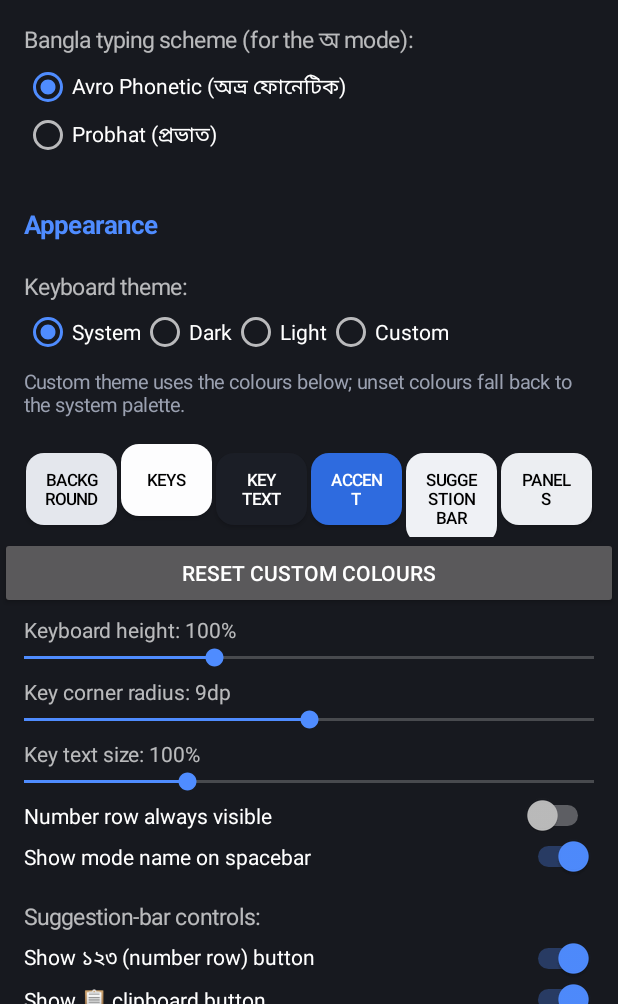
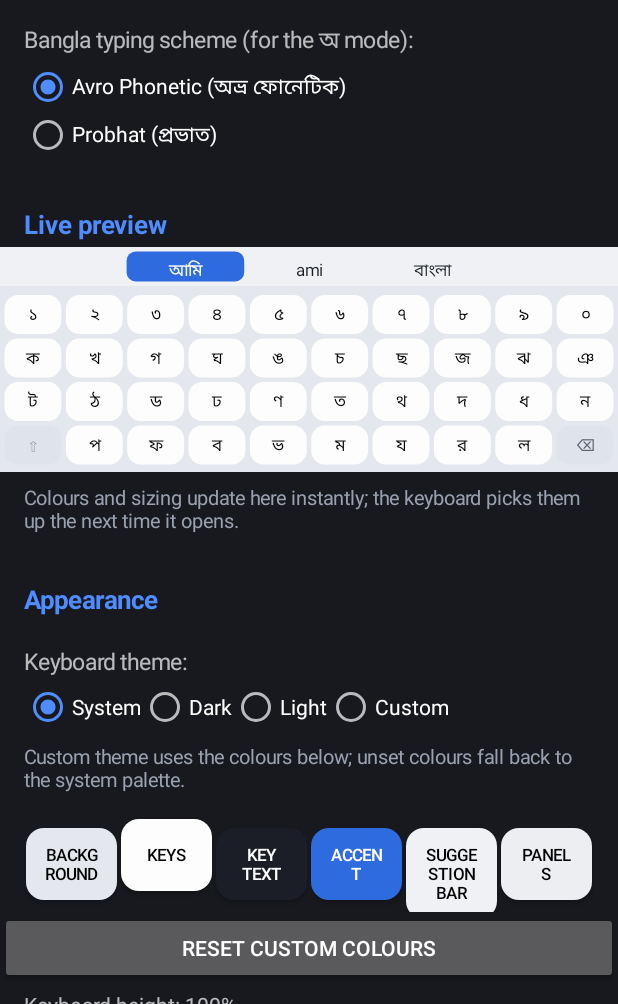
Before and after one commit to Readest-Musta/Osmium, an Android app: the screen it shows after launch (MainActivity), on a phone screen of 412 x 824 dp, the part 232-1236 px from its top. Run offline under Robolectric (Android 15) with nearby library versions, the phone set to English and light mode, and no system bars; libraries missing offline, so code that uses them is left out: uniffi.osmium, uniffi.osmium.keycodeForChar; 4 statements that could not run were skipped.

Commit message:
feat(app): live keyboard preview in settings with instant feedback

```diff
--- /dev/null
+++ b/app/src/main/java/org/osmium/keyboard/KeyboardPreview.kt
@@ -0,0 +1,94 @@
+package org.osmium.keyboard
+
+import android.content.Context
+import android.graphics.Canvas
+import android.graphics.Paint
+import android.graphics.RectF
+import android.view.View
+
+/**
+ * A small, live drawing of the keyboard driven by the exact same palette and
+ * sizing preferences as the real IME. Settings no longer feel inert: changing a
+ * colour or slider in this Activity updates this preview immediately.
+ */
+class KeyboardPreview(context: Context) : View(context) {
+
+    private val density = resources.displayMetrics.density
+    private val paint = Paint(Paint.ANTI_ALIAS_FLAG)
+
+    private fun dp(value: Float): Float = value * density
+
+    override fun onMeasure(widthSpec: Int, heightSpec: Int) {
+        val w = MeasureSpec.getSize(widthSpec)
+        setMeasuredDimension(w, dp(150f).toInt())
+    }
+
+    override fun onDraw(canvas: Canvas) {
+        super.onDraw(canvas)
+        val pal = Theme.palette(context)
+        val w = width.toFloat()
+        val h = height.toFloat()
+
+        paint.color = pal.keyboardBg
+        canvas.drawRect(0f, 0f, w, h, paint)
+
+        // Suggestion strip with one highlighted candidate.
+        val barH = dp(26f)
+        paint.color = pal.barBg
+        canvas.drawRect(0f, 0f, w, barH, paint)
+        val candidates = listOf("আমি", "ami", "বাংলা")
+        val chipW = w / (candidates.size + 2f)
+        candidates.forEachIndexed { index, text ->
+            val left = chipW * (index + 1)
+            if (index == 0) {
+                paint.color = pal.accent
+                canvas.drawRoundRect(
+                    RectF(left + dp(2f), dp(3f), left + chipW - dp(2f), barH - dp(3f)),
+                    dp(6f), dp(6f), paint,
+                )
+                paint.color = ColorMath.onColor(pal.accent)
+            } else {
+                paint.color = pal.keyText
+            }
+            paint.textAlign = Paint.Align.CENTER
+            paint.textSize = dp(11f)
+            canvas.drawText(text, left + chipW / 2f, barH - dp(7f), paint)
+        }
+
+        // Four rows of stylised keys, using the real radius / height / font prefs.
+        val rows = listOf(
+            listOf("১", "২", "৩", "৪", "৫", "৬", "৭", "৮", "৯", "০"),
+            listOf("ক", "খ", "গ", "ঘ", "ঙ", "চ", "ছ", "জ", "ঝ", "ঞ"),
+            listOf("ট", "ঠ", "ড", "ঢ", "ণ", "ত", "থ", "দ", "ধ", "ন"),
+            listOf("⇧", "প", "ফ", "ব", "ভ", "ম", "য", "র", "ল", "⌫"),
+        )
+        val gap = dp(3f)
+        val keyH = (dp(26f) * Prefs.keyHeightScale(context) / 100f)
+            .coerceAtLeast(dp(14f))
+            .coerceAtMost(dp(34f))
+        val keyW = (w - gap * (rows[0].size + 1)) / rows[0].size
+        val radius = dp(Prefs.keyRadiusDp(context).toFloat()).coerceAtMost(keyH / 2f)
+        val textSize = dp(11f * Prefs.keyFontScale(context) / 100f)
+        paint.textAlign = Paint.Align.CENTER
+        paint.textSize = textSize
+
+        rows.forEachIndexed { rowIndex, row ->
+            val top = barH + dp(6f) + rowIndex * (keyH + gap)
+            row.forEachIndexed { colIndex, label ->
+                val left = gap + colIndex * (keyW + gap)
+                val rect = RectF(left, top, left + keyW, top + keyH)
+                val isAction = colIndex == 0 && rowIndex == rows.lastIndex ||
+                    colIndex == row.lastIndex && rowIndex == rows.lastIndex
+                paint.color = if (isAction) pal.keyAction else pal.keyNormal
+                canvas.drawRoundRect(rect, radius, radius, paint)
+                paint.color = if (isAction) pal.keyTextHint else ColorMath.onColor(pal.keyNormal)
+                canvas.drawText(label, rect.centerX(), rect.centerY() + textSize / 3f, paint)
+            }
+        }
+    }
+
+    /** Redraw with the latest preferences. */
+    fun refresh() {
+        invalidate()
+    }
+}
--- a/app/src/main/java/org/osmium/keyboard/MainActivity.kt
+++ b/app/src/main/java/org/osmium/keyboard/MainActivity.kt
@@ -34,6 +34,7 @@ import java.io.File
 class MainActivity : Activity() {
 
     private lateinit var root: LinearLayout
+    private var preview: KeyboardPreview? = null
     private val pad by lazy { (16 * resources.displayMetrics.density).toInt() }
 
     private companion object {
@@ -72,6 +73,15 @@ class MainActivity : Activity() {
             setPadding(0, pad, 0, pad)
         }
         buildSetupSection()
+        add(TextView(this).apply {
+            text = "Live preview"
+            textSize = 17f
+            typeface = Typeface.DEFAULT_BOLD
+            setTextColor(0xFF4F8CFF.toInt())
+            setPadding(pad, pad, pad, pad / 4)
+        })
+        preview = KeyboardPreview(this).also { add(it) }
+        add(note("Colours and sizing update here instantly; the keyboard picks them up the next time it opens."))
         buildAppearanceSection()
         buildBehaviourSection()
         buildLayoutsSection()
@@ -91,7 +101,10 @@ class MainActivity : Activity() {
         // Settings (including a raw-JSON import or a theme change made while
         // we were in the background) may have replaced the colours since the
         // last bind. Refresh the swatches from the live prefs/palette.
-        if (::root.isInitialized) bindColorSwatches()
+        if (::root.isInitialized) {
+            bindColorSwatches()
+            preview?.refresh()
+        }
     }
 
     /** Fallback swatch colour for an unset custom colour in the active palette. */
@@ -298,11 +311,11 @@ class MainActivity : Activity() {
         add(clearColors)
 
         add(sliderSetting("Keyboard height", 80, 140, Prefs.keyHeightScale(this),
-            { "$it%" }, { Prefs.setKeyHeightScale(this, it) }))
+            { "$it%" }, { Prefs.setKeyHeightScale(this, it); preview?.refresh() }))
         add(sliderSetting("Key corner radius", 0, 18, Prefs.keyRadiusDp(this),
-            { "${it}dp" }, { Prefs.setKeyRadiusDp(this, it) }))
+            { "${it}dp" }, { Prefs.setKeyRadiusDp(this, it); preview?.refresh() }))
         add(sliderSetting("Key text size", 80, 150, Prefs.keyFontScale(this),
-            { "$it%" }, { Prefs.setKeyFontScale(this, it) }))
+            { "$it%" }, { Prefs.setKeyFontScale(this, it); preview?.refresh() }))
         add(switchSetting("Number row always visible", Prefs.numberRowAlways(this),
             { Prefs.setNumberRowAlways(this, it) }))
         add(switchSetting("Show mode name on spacebar", Prefs.spacebarLabel(this),
```
